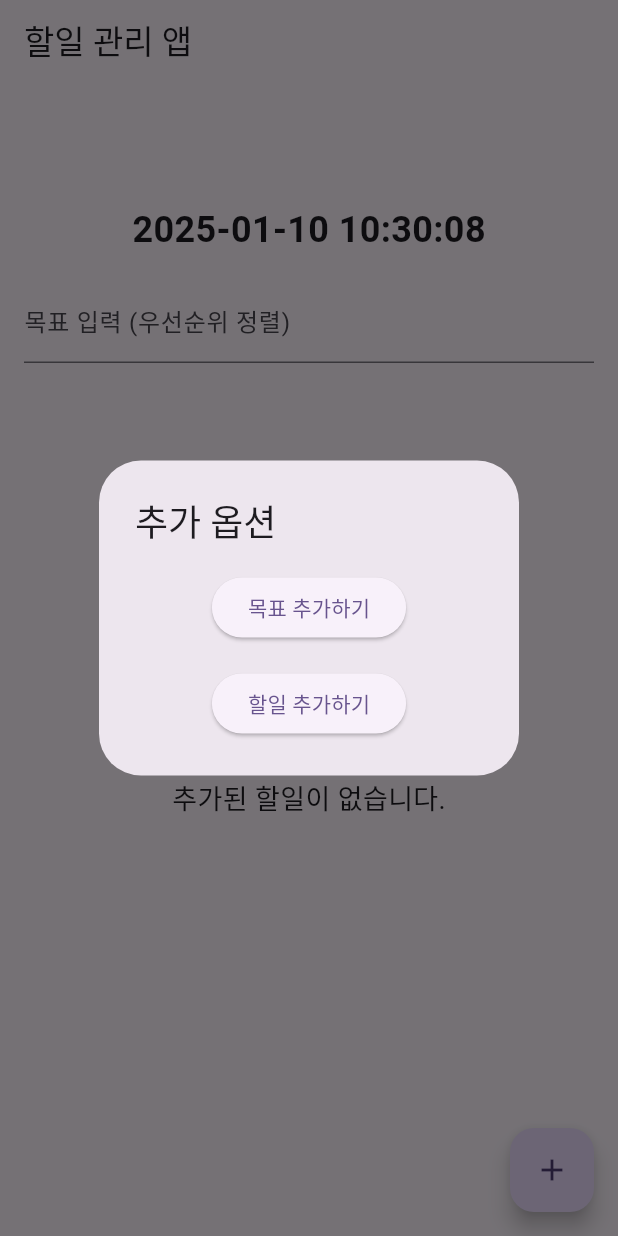
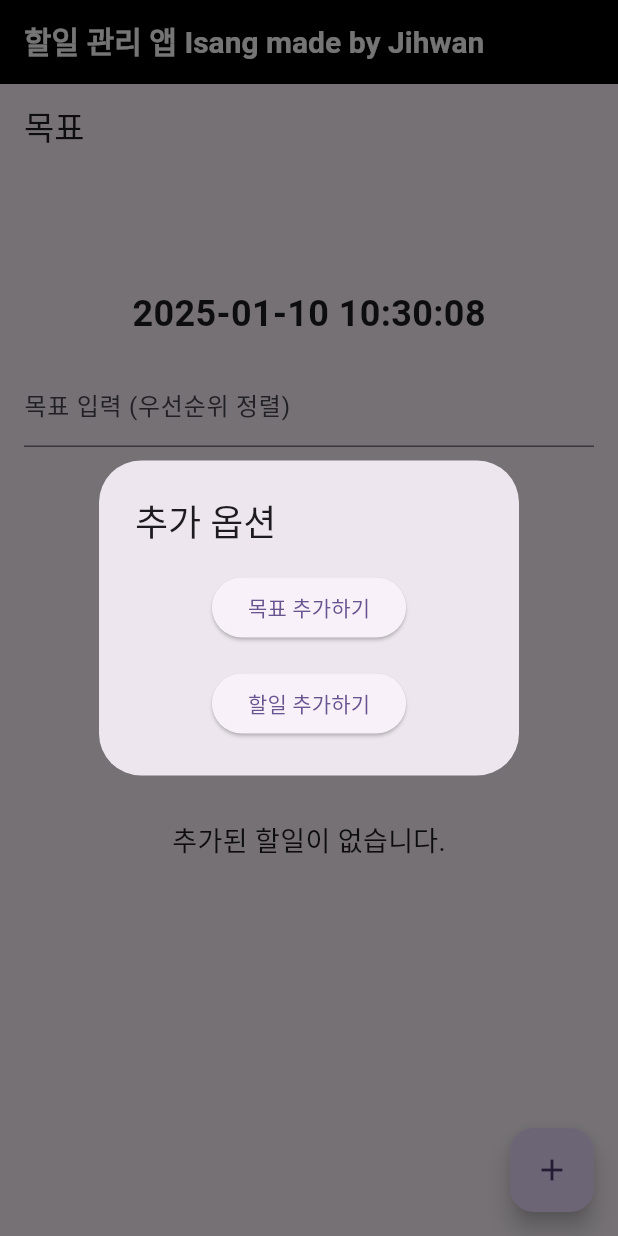
Before and after one commit to Hwanji2/To-do-Sorted-list, a Flutter app: the screen it shows after launch, after a tap on the "add" icon, on a phone screen of 412 x 824 dp. Run offline on Flutter 3.47's test engine with Material 3 defaults, Android fonts, the phone set to English and light mode, and no system bars; our stand-ins replace flutter_local_notifications, shared_preferences, timezone.

Commit message:
ｂａｎｎｅｒ

```diff
--- a/Isang App/lib/main.dart
+++ b/Isang App/lib/main.dart
@@ -13,13 +13,41 @@ void main() async {
   runApp(const MyApp());
 }
 
-class MyApp extends StatelessWidget {
+class MyApp extends StatefulWidget {
   const MyApp({super.key});
+
+  @override
+  State<MyApp> createState() => _MyAppState();
+}
+
+class _MyAppState extends State<MyApp> {
+  String animatedBannerText = "";
+  final String fullBannerText = '할일 관리 앱 Isang made by Jihwan';
+
+  @override
+  void initState() {
+    super.initState();
+    _startBannerTypingAnimation();
+  }
+
+  void _startBannerTypingAnimation() {
+    int index = 0;
+    Timer.periodic(const Duration(milliseconds: 100), (timer) {
+      if (index < fullBannerText.length) {
+        setState(() {
+          animatedBannerText += fullBannerText[index];
+        });
+        index++;
+      } else {
+        timer.cancel();
+      }
+    });
+  }
 
   @override
   Widget build(BuildContext context) {
     return MaterialApp(
-      title: 'Isang made by Jihwan',
+      title: '할일 관리 앱 Isang',
       theme: ThemeData(
         colorScheme: ColorScheme.fromSeed(seedColor: Colors.deepPurple),
         useMaterial3: true,
@@ -29,7 +57,20 @@ class MyApp extends StatelessWidget {
         Locale('ko'),
         Locale('en'),
       ],
-      home: const MyHomePage(title: '할일 관리 앱'),
+      home: Scaffold(
+        appBar: AppBar(
+          backgroundColor: Colors.black, // 검정색 배경
+          title: Text(
+            animatedBannerText,
+            style: const TextStyle(
+              color: Colors.white,     // 흰색 글씨
+              fontWeight: FontWeight.bold, // 굵은 글씨
+              fontSize: 20,            // 글씨 크기
+            ),
+          ),
+        ),
+        body: const MyHomePage(title: '목표'),
+      ),
     );
   }
 }
@@ -81,7 +122,7 @@ class _MyHomePageState extends State<MyHomePage> {
     super.initState();
     _initializeNotifications();
     _checkNotificationPermission();
-    _startTypingAnimation("할일 관리 앱에 오신 것을 환영합니다!");
+    _startTypingAnimation("할일을 추가해보세요!");
     _startCurrentTimeUpdate();
     _startDeadlineCheck();
     _loadDataFromDB();
@@ -217,7 +258,10 @@ class _MyHomePageState extends State<MyHomePage> {
   }
 
   void _handleTodoCompletion(int index) {
-    final todo = _todoList[index];
+    final sortedList = _sortTodosByPriority();
+    final todo = sortedList[index];
+    final originalIndex = _todoList.indexOf(todo);
+
     final now = DateTime.now();
     final remainingTime = todo.time.difference(now);
     int score = 10; // 기본 점수
@@ -235,7 +279,7 @@ class _MyHomePageState extends State<MyHomePage> {
       score += 10;
     }
 
-    _removeTodoAt(index);
+    _removeTodoAt(originalIndex);
   }
 
   void _startTypingAnimation(String message) {
@@ -302,14 +346,14 @@ class _MyHomePageState extends State<MyHomePage> {
     mainAxisSize: MainAxisSize.min,
     children: [
     Text(inputAnimatedText),
-              const SizedBox(height: 8), // 간격 추가
+    const SizedBox(height: 8),
     TextField(
     controller: taskTitleController,
     decoration: const InputDecoration(
     hintText: '할일 제목 입력',
     ),
     ),
-              const SizedBox(height: 16), // 간격 추가
+    const SizedBox(height: 24),
     ElevatedButton(
     onPressed: () async {
     DateTime? selectedDate = await showDatePicker(
@@ -439,7 +483,7 @@ class _MyHomePageState extends State<MyHomePage> {
 
   @override
   Widget build(BuildContext context) {
-    List<String> priorityList = _getPriorityList();
+    List<Todo> sortedList = _sortTodosByPriority();
     return Scaffold(
       appBar: AppBar(
         title: Text(widget.title),
@@ -492,12 +536,12 @@ class _MyHomePageState extends State<MyHomePage> {
         child: Column(
           children: [
             Row(
-              children: priorityList
+              children: _getPriorityList()
                   .map((title) => Row(
                 children: [
                   Text(title,
-                      style:
-                      const TextStyle(fontWeight: FontWeight.bold)),
+                      style: const TextStyle(
+                          fontWeight: FontWeight.bold)),
                   const Icon(Icons.chevron_right),
                 ],
               ))
@@ -529,9 +573,10 @@ class _MyHomePageState extends State<MyHomePage> {
                 ),
               )
                   : ListView.builder(
-                itemCount: _sortTodosByPriority().length,
+                itemCount: sortedList.length,
                 itemBuilder: (context, index) {
-                  final todo = _sortTodosByPriority()[index];
+                  final todo = sortedList[index];
+                  final originalIndex = _todoList.indexOf(todo);
                   return ListTile(
                     leading: Checkbox(
                       value: todo.completed,
@@ -539,7 +584,7 @@ class _MyHomePageState extends State<MyHomePage> {
                         setState(() {
                           todo.completed = value ?? false;
                           if (todo.completed) {
-                            _handleTodoCompletion(index);
+                            _handleTodoCompletion(originalIndex);
                           }
                         });
                       },
@@ -558,7 +603,9 @@ class _MyHomePageState extends State<MyHomePage> {
                     trailing: IconButton(
                       icon: const Icon(Icons.close),
                       onPressed: () {
-                        _removeTodoAt(index);
+                        setState(() {
+                          _removeTodoAt(originalIndex);
+                        });
                       },
                     ),
                   );
```
Lines whose indentation alone changed are shown as unchanged.
